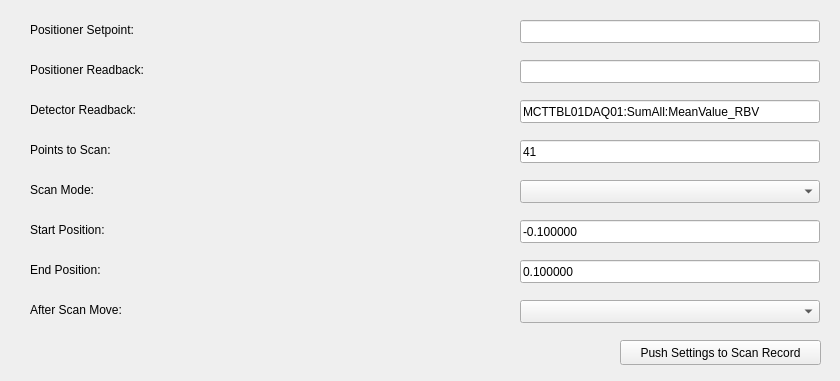
The window that PDS/MCT_opt_scan_parm.ui (osprey-dcs-mct/opa_mct_opis_ui) describes before a commit, drawn with Qt 5.
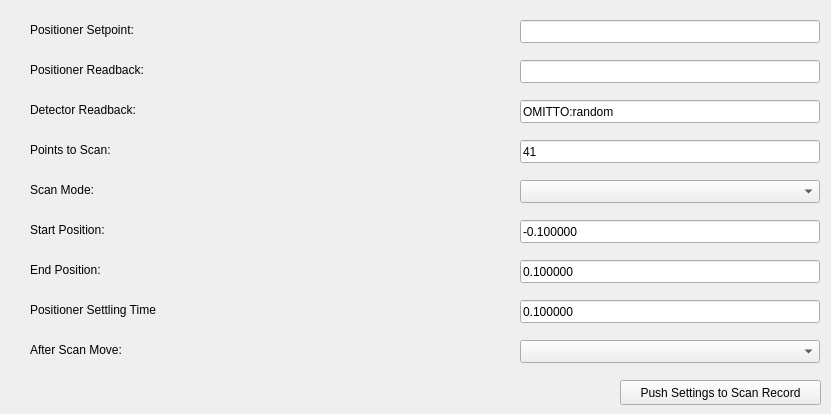
The same window after the commit. Custom widgets are drawn as their Qt base class.

Commit message: Update MCT_opt_scan screens

Diff of the .ui file:
```diff
--- a/PDS/MCT_opt_scan_parm.ui
+++ b/PDS/MCT_opt_scan_parm.ui
@@ -6,8 +6,8 @@
    <rect>
     <x>0</x>
     <y>0</y>
-    <width>840</width>
-    <height>381</height>
+    <width>831</width>
+    <height>414</height>
    </rect>
   </property>
   <property name="windowTitle">
@@ -17,7 +17,7 @@
    <property name="geometry">
     <rect>
      <x>620</x>
-     <y>340</y>
+     <y>380</y>
      <width>201</width>
      <height>25</height>
     </rect>
@@ -143,7 +143,7 @@
     </rect>
    </property>
    <property name="text">
-    <string>MCTTBL01DAQ01:SumAll:MeanValue_RBV</string>
+    <string>OMITTO:random</string>
    </property>
    <property name="variable" stdset="0">
     <string>MCTSYS01:MONO01_OPT_SCAN_PARMS.DPV</string>
@@ -305,7 +305,7 @@
    <property name="geometry">
     <rect>
      <x>30</x>
-     <y>300</y>
+     <y>340</y>
      <width>141</width>
      <height>20</height>
     </rect>
@@ -318,7 +318,7 @@
    <property name="geometry">
     <rect>
      <x>200</x>
-     <y>300</y>
+     <y>340</y>
      <width>300</width>
      <height>23</height>
     </rect>
@@ -331,7 +331,7 @@
    <property name="geometry">
     <rect>
      <x>520</x>
-     <y>300</y>
+     <y>340</y>
      <width>300</width>
      <height>23</height>
     </rect>
@@ -350,7 +350,49 @@
     </rect>
    </property>
    <property name="variable" stdset="0">
-    <string>MCTSYS01:MONO01_OPT_SCAN_PARMS.AR</string>
+    <string>MCTCFG01:MONO01_OPT_SCAN_PARMS.AR</string>
+   </property>
+  </widget>
+  <widget class="QLabel" name="label_9">
+   <property name="geometry">
+    <rect>
+     <x>30</x>
+     <y>300</y>
+     <width>151</width>
+     <height>20</height>
+    </rect>
+   </property>
+   <property name="text">
+    <string>Positioner Settling Time</string>
+   </property>
+  </widget>
+  <widget class="QELineEdit" name="qelineedit_8">
+   <property name="geometry">
+    <rect>
+     <x>520</x>
+     <y>300</y>
+     <width>300</width>
+     <height>23</height>
+    </rect>
+   </property>
+   <property name="text">
+    <string>0.100000</string>
+   </property>
+   <property name="variable" stdset="0">
+    <string>MCTCFG01:MONO01_OPT_SCAN.PDLY</string>
+   </property>
+  </widget>
+  <widget class="QELabel" name="qelabel_9">
+   <property name="geometry">
+    <rect>
+     <x>200</x>
+     <y>300</y>
+     <width>300</width>
+     <height>23</height>
+    </rect>
+   </property>
+   <property name="variable" stdset="0">
+    <string>MCTCFG01:MONO01_OPT_SCAN.PDLY</string>
    </property>
   </widget>
  </widget>
```
Left out of the diff: 32 changed lines with no effect on the pictures. The commit also changes 2 other files.
